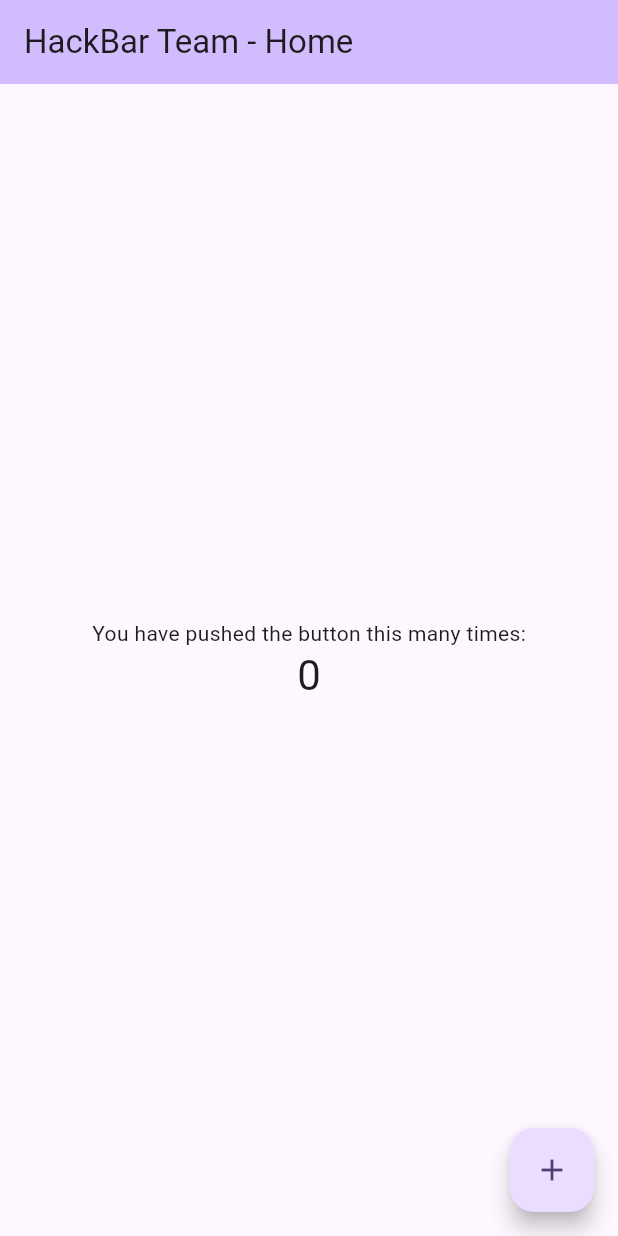
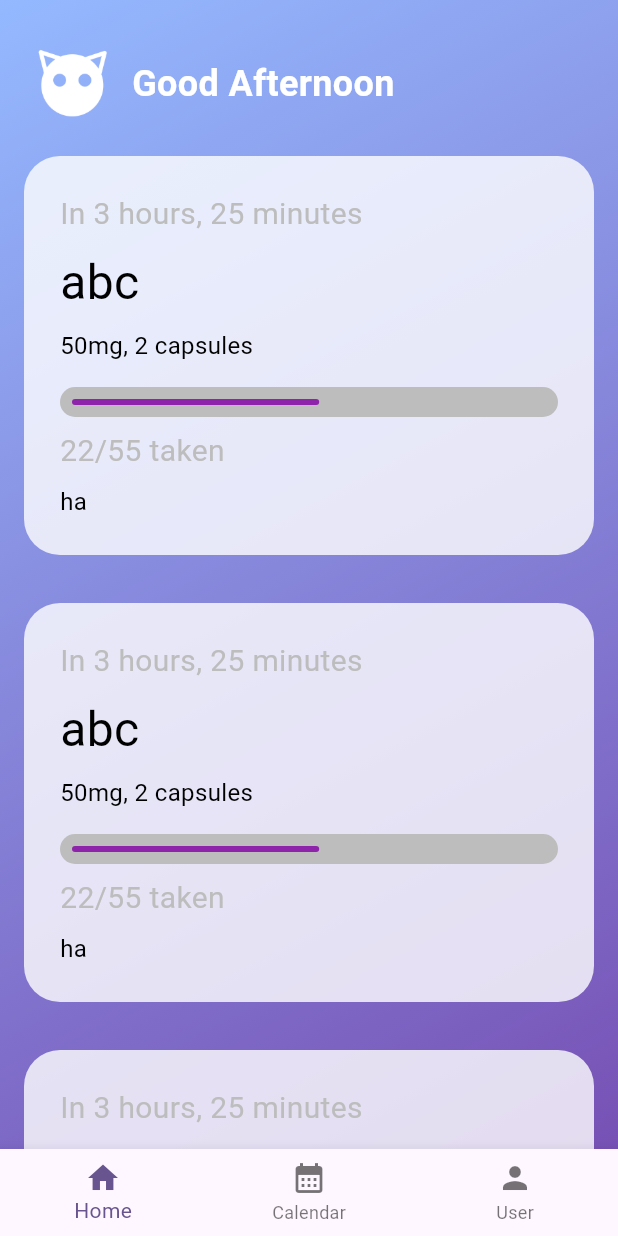
Before and after one commit to yousongsun/gdsc-hackathon-2024, a Flutter app: the screen it shows after launch, on a phone screen of 412 x 824 dp. Run offline on Flutter 3.47's test engine with Material 3 defaults, Android fonts, the light colour scheme and no system bars.

Commit message:
feat: update main.dart and home_screen.dart

```diff
--- a/mobile/lib/main.dart
+++ b/mobile/lib/main.dart
@@ -1,4 +1,8 @@
 import 'package:flutter/material.dart';
+import 'src/ui/screens/home_screen.dart';
+import 'src/ui/screens/calendar_screen.dart';
+import 'src/ui/screens/prescriptions_screen.dart';
+
 
 void main() {
   runApp(const MyApp());
@@ -7,119 +11,20 @@ void main() {
 class MyApp extends StatelessWidget {
   const MyApp({super.key});
 
-  // This widget is the root of your application.
   @override
   Widget build(BuildContext context) {
     return MaterialApp(
-      title: 'HackBar Team - GDSC Hackathon 2024',
+      title: 'DoseCat -- HackBar Team',
       theme: ThemeData(
-        // This is the theme of your application.
-        //
-        // TRY THIS: Try running your application with "flutter run". You'll see
-        // the application has a purple toolbar. Then, without quitting the app,
-        // try changing the seedColor in the colorScheme below to Colors.green
-        // and then invoke "hot reload" (save your changes or press the "hot
-        // reload" button in a Flutter-supported IDE, or press "r" if you used
-        // the command line to start the app).
-        //
-        // Notice that the counter didn't reset back to zero; the application
-        // state is not lost during the reload. To reset the state, use hot
-        // restart instead.
-        //
-        // This works for code too, not just values: Most code changes can be
-        // tested with just a hot reload.
         colorScheme: ColorScheme.fromSeed(seedColor: Colors.deepPurple),
         useMaterial3: true,
       ),
-      home: const MyHomePage(title: 'HackBar Team - Home'),
+      home: const HomeScreen(),  // Sets the initial screen to HomeScreen
+      routes: {
+        '/home': (context) => const HomeScreen(),
+        '/calendar': (context) => CalendarScreen(),
+        '/prescriptions': (context) => PrescriptionsScreen(),
+      },
     );
   }
 }
-
-class MyHomePage extends StatefulWidget {
-  const MyHomePage({super.key, required this.title});
-
-  // This widget is the home page of your application. It is stateful, meaning
-  // that it has a State object (defined below) that contains fields that affect
-  // how it looks.
-
-  // This class is the configuration for the state. It holds the values (in this
-  // case the title) provided by the parent (in this case the App widget) and
-  // used by the build method of the State. Fields in a Widget subclass are
-  // always marked "final".
-
-  final String title;
-
-  @override
-  State<MyHomePage> createState() => _MyHomePageState();
-}
-
-class _MyHomePageState extends State<MyHomePage> {
-  int _counter = 0;
-
-  void _incrementCounter() {
-    setState(() {
-      // This call to setState tells the Flutter framework that something has
-      // changed in this State, which causes it to rerun the build method below
-      // so that the display can reflect the updated values. If we changed
-      // _counter without calling setState(), then the build method would not be
-      // called again, and so nothing would appear to happen.
-      _counter++;
-    });
-  }
-
-  @override
-  Widget build(BuildContext context) {
-    // This method is rerun every time setState is called, for instance as done
-    // by the _incrementCounter method above.
-    //
-    // The Flutter framework has been optimized to make rerunning build methods
-    // fast, so that you can just rebuild anything that needs updating rather
-    // than having to individually change instances of widgets.
-    return Scaffold(
-      appBar: AppBar(
-        // TRY THIS: Try changing the color here to a specific color (to
-        // Colors.amber, perhaps?) and trigger a hot reload to see the AppBar
-        // change color while the other colors stay the same.
-        backgroundColor: Theme.of(context).colorScheme.inversePrimary,
-        // Here we take the value from the MyHomePage object that was created by
-        // the App.build method, and use it to set our appbar title.
-        title: Text(widget.title),
-      ),
-      body: Center(
-        // Center is a layout widget. It takes a single child and positions it
-        // in the middle of the parent.
-        child: Column(
-          // Column is also a layout widget. It takes a list of children and
-          // arranges them vertically. By default, it sizes itself to fit its
-          // children horizontally, and tries to be as tall as its parent.
-          //
-          // Column has various properties to control how it sizes itself and
-          // how it positions its children. Here we use mainAxisAlignment to
-          // center the children vertically; the main axis here is the vertical
-          // axis because Columns are vertical (the cross axis would be
-          // horizontal).
-          //
-          // TRY THIS: Invoke "debug painting" (choose the "Toggle Debug Paint"
-          // action in the IDE, or press "p" in the console), to see the
-          // wireframe for each widget.
-          mainAxisAlignment: MainAxisAlignment.center,
-          children: <Widget>[
-            const Text(
-              'You have pushed the button this many times:',
-            ),
-            Text(
-              '$_counter',
-              style: Theme.of(context).textTheme.headlineMedium,
-            ),
-          ],
-        ),
-      ),
-      floatingActionButton: FloatingActionButton(
-        onPressed: _incrementCounter,
-        tooltip: 'Increment',
-        child: const Icon(Icons.add),
-      ), // This trailing comma makes auto-formatting nicer for build methods.
-    );
-  }
-}
--- /dev/null
+++ b/mobile/lib/src/ui/screens/home_screen.dart
@@ -0,0 +1,354 @@
+import 'package:flutter/material.dart';
+
+class HomeScreen extends StatelessWidget {
+  const HomeScreen({super.key});
+
+  @override
+  Widget build(BuildContext context) {
+    return Scaffold(
+      body: Container(
+        width: double.infinity,
+        height: double.infinity,
+        decoration: const BoxDecoration(
+          gradient: LinearGradient(
+            colors: [
+              Color(0xFF94b9ff), // Light blue from hex code #94b9ff
+              Color(0xFF7751b5), // Purple from hex code #7751b5
+            ],
+            begin: Alignment.topLeft,
+            end: Alignment.bottomRight,
+          ),
+        ),
+        padding: EdgeInsets.only(left: 16.0, right: 16.0, top: 24.0), // p-6
+        child: SingleChildScrollView(
+            child: Column(
+                crossAxisAlignment: CrossAxisAlignment.center,
+                children: <Widget>[
+              Row(
+                crossAxisAlignment: CrossAxisAlignment.center,
+                children: [
+                  GestureDetector(
+                    onTap: () {
+                      // Handle your navigation logic here
+                      Navigator.pushNamed(context, '/');
+                    },
+                    child: Image.asset(
+                      'assets/images/icon.jpg',
+                      // Replace with your actual image path
+                      width: 64.0, // w-16
+                      height: 64.0, // h-16
+                    ),
+                  ),
+                  const SizedBox(width: 8.0),
+                  // Add space between the image and text
+                  const Text(
+                    'Good Afternoon',
+                    style: TextStyle(
+                      fontSize: 24.0, // text-3xl
+                      color: Colors.white, // text-white
+                      fontWeight: FontWeight.bold, // font-bold
+                    ),
+                  ),
+                ],
+              ),
+              Container(
+                decoration: BoxDecoration(
+                  color: Colors.white.withOpacity(0.8), // bg-white/80
+                  borderRadius: BorderRadius.circular(24.0), // rounded-3xl
+                ),
+                margin: EdgeInsets.symmetric(vertical: 16.0),
+                // my-4
+                padding: EdgeInsets.all(24.0),
+                // p-6
+                child: Column(
+                  crossAxisAlignment: CrossAxisAlignment.start,
+                  children: [
+                    Text(
+                      'In 3 hours, 25 minutes',
+                      style: TextStyle(
+                        color: Colors.grey[400], // text-gray-400
+                        fontSize: 20.0, // text-xl
+                      ),
+                    ),
+                    SizedBox(height: 8.0), // spacing between elements
+                    Text(
+                      'abc',
+                      style: TextStyle(
+                        fontSize: 32.0, // text-4xl
+                        color: Colors.black,
+                      ),
+                    ),
+                    SizedBox(height: 8.0),
+                    Text(
+                      '50mg, 2 capsules',
+                      style: TextStyle(
+                        fontSize: 16.0,
+                        color: Colors.black,
+                      ),
+                    ),
+                    SizedBox(height: 16.0),
+                    Container(
+                      padding: EdgeInsets.all(8.0), // p-2
+                      width: double.infinity, // w-full
+                      decoration: BoxDecoration(
+                        color: Colors.grey[400], // bg-gray-400
+                        borderRadius:
+                            BorderRadius.circular(16.0), // rounded-2xl
+                      ),
+                      child: Stack(
+                        children: [
+                          Container(
+                            height: 4.0, // h-1
+                            decoration: BoxDecoration(
+                              color: Colors.purple[600], // bg-purple-600
+                              borderRadius:
+                                  BorderRadius.circular(16.0), // rounded-2xl
+                            ),
+                            width: MediaQuery.of(context).size.width *
+                                0.4, // width: 40%
+                          ),
+                        ],
+                      ),
+                    ),
+                    SizedBox(height: 8.0),
+                    Text(
+                      '22/55 taken',
+                      style: TextStyle(
+                        color: Colors.grey[400], // text-gray-400
+                        fontSize: 20.0, // text-xl
+                      ),
+                    ),
+                    SizedBox(height: 8.0),
+                    Text(
+                      'ha',
+                      style: TextStyle(
+                        fontSize: 16.0,
+                        color: Colors.black,
+                      ),
+                    ),
+                  ],
+                ),
+              ),
+              Container(
+                decoration: BoxDecoration(
+                  color: Colors.white.withOpacity(0.8), // bg-white/80
+                  borderRadius: BorderRadius.circular(24.0), // rounded-3xl
+                ),
+                margin: EdgeInsets.symmetric(vertical: 16.0),
+                // my-4
+                padding: EdgeInsets.all(24.0),
+                // p-6
+                child: Column(
+                  crossAxisAlignment: CrossAxisAlignment.start,
+                  children: [
+                    Text(
+                      'In 3 hours, 25 minutes',
+                      style: TextStyle(
+                        color: Colors.grey[400], // text-gray-400
+                        fontSize: 20.0, // text-xl
+                      ),
+                    ),
+                    SizedBox(height: 8.0), // spacing between elements
+                    Text(
+                      'abc',
+                      style: TextStyle(
+                        fontSize: 32.0, // text-4xl
+                        color: Colors.black,
+                      ),
+                    ),
+                    SizedBox(height: 8.0),
+                    Text(
+                      '50mg, 2 capsules',
+                      style: TextStyle(
+                        fontSize: 16.0,
+                        color: Colors.black,
+                      ),
+                    ),
+                    SizedBox(height: 16.0),
+                    Container(
+                      padding: EdgeInsets.all(8.0), // p-2
+                      width: double.infinity, // w-full
+                      decoration: BoxDecoration(
+                        color: Colors.grey[400], // bg-gray-400
+                        borderRadius:
+                            BorderRadius.circular(16.0), // rounded-2xl
+                      ),
+                      child: Stack(
+                        children: [
+                          Container(
+                            height: 4.0, // h-1
+                            decoration: BoxDecoration(
+                              color: Colors.purple[600], // bg-purple-600
+                              borderRadius:
+                                  BorderRadius.circular(16.0), // rounded-2xl
+                            ),
+                            width: MediaQuery.of(context).size.width *
+                                0.4, // width: 40%
+                          ),
+                        ],
+                      ),
+                    ),
+                    SizedBox(height: 8.0),
+                    Text(
+                      '22/55 taken',
+                      style: TextStyle(
+                        color: Colors.grey[400], // text-gray-400
+                        fontSize: 20.0, // text-xl
+                      ),
+                    ),
+                    SizedBox(height: 8.0),
+                    Text(
+                      'ha',
+                      style: TextStyle(
+                        fontSize: 16.0,
+                        color: Colors.black,
+                      ),
+                    ),
+                  ],
+                ),
+              ),
+              Container(
+                decoration: BoxDecoration(
+                  color: Colors.white.withOpacity(0.8), // bg-white/80
+                  borderRadius: BorderRadius.circular(24.0), // rounded-3xl
+                ),
+                margin: EdgeInsets.symmetric(vertical: 16.0),
+                // my-4
+                padding: EdgeInsets.all(24.0),
+                // p-6
+                child: Column(
+                  crossAxisAlignment: CrossAxisAlignment.start,
+                  children: [
+                    Text(
+                      'In 3 hours, 25 minutes',
+                      style: TextStyle(
+                        color: Colors.grey[400], // text-gray-400
+                        fontSize: 20.0, // text-xl
+                      ),
+                    ),
+                    SizedBox(height: 8.0), // spacing between elements
+                    Text(
+                      'abc',
+                      style: TextStyle(
+                        fontSize: 32.0, // text-4xl
+                        color: Colors.black,
+                      ),
+                    ),
+                    SizedBox(height: 8.0),
+                    Text(
+                      '50mg, 2 capsules',
+                      style: TextStyle(
+                        fontSize: 16.0,
+                        color: Colors.black,
+                      ),
+                    ),
+                    SizedBox(height: 16.0),
+                    Container(
+                      padding: EdgeInsets.all(8.0), // p-2
+                      width: double.infinity, // w-full
+                      decoration: BoxDecoration(
+                        color: Colors.grey[400], // bg-gray-400
+                        borderRadius:
+                            BorderRadius.circular(16.0), // rounded-2xl
+                      ),
+                      child: Stack(
+                        children: [
+                          Container(
+                            height: 4.0, // h-1
+                            decoration: BoxDecoration(
+                              color: Colors.purple[600], // bg-purple-600
+                              borderRadius:
+                                  BorderRadius.circular(16.0), // rounded-2xl
+                            ),
+                            width: MediaQuery.of(context).size.width *
+                                0.4, // width: 40%
+                          ),
+                        ],
+                      ),
+                    ),
+                    SizedBox(height: 8.0),
+                    Text(
+                      '22/55 taken',
+                      style: TextStyle(
+                        color: Colors.grey[400], // text-gray-400
+                        fontSize: 20.0, // text-xl
+                      ),
+                    ),
+                    SizedBox(height: 8.0),
+                    Text(
+                      'ha',
+                      style: TextStyle(
+                        fontSize: 16.0,
+                        color: Colors.black,
+                      ),
+                    ),
+                  ],
+                ),
+              ),
+              ElevatedButton(
+                onPressed: () {
+                  Navigator.push(
+                    context,
+                    MaterialPageRoute(builder: (context) => SecondScreen()),
+                  );
+                },
+                child: const Text('My prescriptions'),
+              ),
+            ])),
+      ),
+      bottomNavigationBar: BottomNavigationBar(
+        items: const [
+          BottomNavigationBarItem(icon: Icon(Icons.home), label: 'Home'),
+          BottomNavigationBarItem(
+              icon: Icon(Icons.calendar_month), label: 'Calendar'),
+          BottomNavigationBarItem(icon: Icon(Icons.person), label: 'User'),
+        ],
+        onTap: (int index) {
+          if (index == 0) {
+            Navigator.pushNamed(context, '/');
+          } else if (index == 1) {
+            Navigator.pushNamed(context, '/calendar');
+          } else if (index == 2) {
+            Navigator.pushNamed(context, '/prescriptions');
+          }
+        },
+      ),
+    );
+  }
+}
+
+class SecondScreen extends StatelessWidget {
+  const SecondScreen({super.key});
+
+  @override
+  Widget build(BuildContext context) {
+    return Scaffold(
+      appBar: AppBar(
+        title: const Text('Second Screen'),
+      ),
+      body: const Center(
+        child: Text(
+          'This is the Second Screen!',
+          style: TextStyle(fontSize: 24),
+        ),
+      ),
+      bottomNavigationBar: BottomNavigationBar(
+        items: const [
+          BottomNavigationBarItem(icon: Icon(Icons.home), label: 'Home'),
+          BottomNavigationBarItem(
+              icon: Icon(Icons.calendar_month), label: 'Calendar'),
+          BottomNavigationBarItem(icon: Icon(Icons.person), label: 'User'),
+        ],
+        onTap: (int index) {
+          if (index == 0) {
+            Navigator.pushNamed(context, '/');
+          } else if (index == 1) {
+            Navigator.pushNamed(context, '/calendar');
+          } else if (index == 2) {
+            Navigator.pushNamed(context, '/prescriptions');
+          }
+        },
+      ),
+    );
+  }
+}
```
